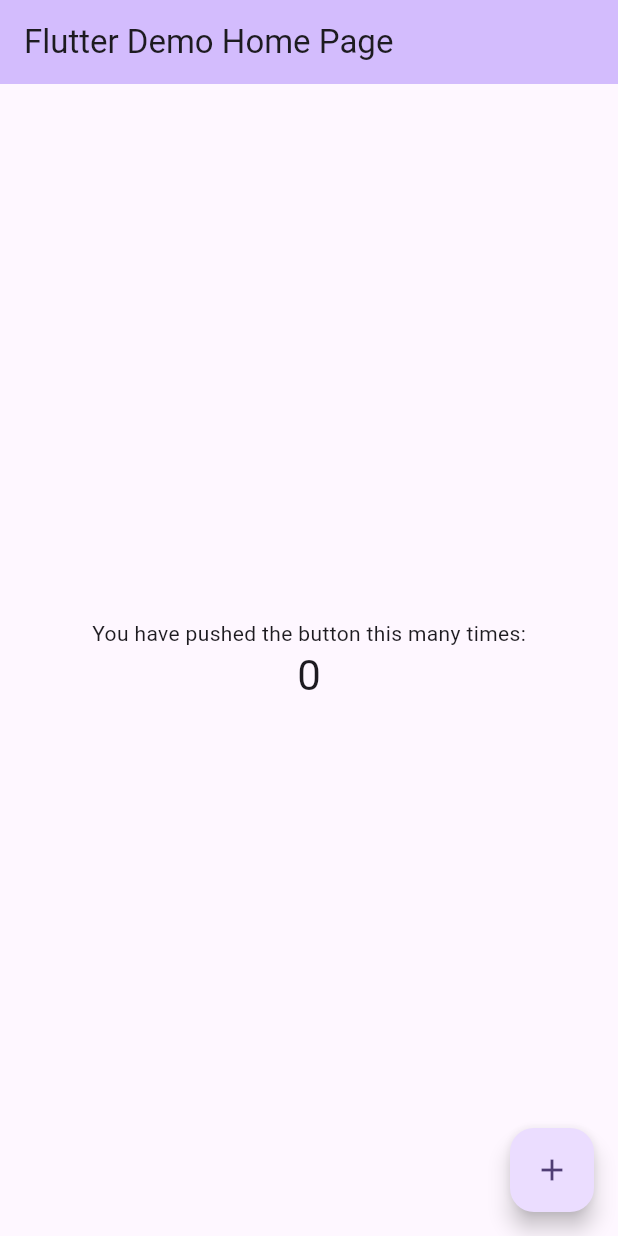
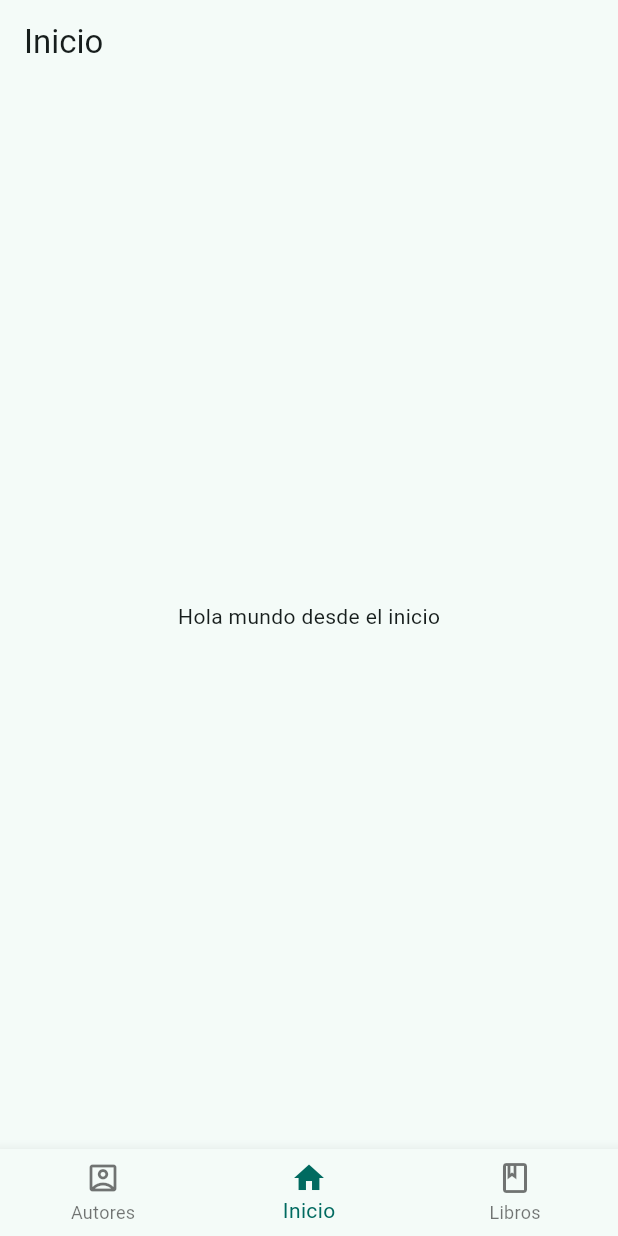
Before and after one commit to Ever-VC/biblioteca-flutter, a Flutter app: the screen it shows after launch, on a phone screen of 412 x 824 dp. Run offline on Flutter 3.47's test engine with Material 3 defaults, Android fonts, the phone set to English and light mode, and no system bars.

Commit message:
ui: vistas y navegación principal

```diff
--- a/lib/main.dart
+++ b/lib/main.dart
@@ -1,122 +1,6 @@
 import 'package:flutter/material.dart';
+import 'package:myapp/presentation/screens/content.dart';
 
 void main() {
-  runApp(const MyApp());
+  runApp(const ContentBox());
 }
-
-class MyApp extends StatelessWidget {
-  const MyApp({super.key});
-
-  // This widget is the root of your application.
-  @override
-  Widget build(BuildContext context) {
-    return MaterialApp(
-      title: 'Flutter Demo',
-      theme: ThemeData(
-        // This is the theme of your application.
-        //
-        // TRY THIS: Try running your application with "flutter run". You'll see
-        // the application has a purple toolbar. Then, without quitting the app,
-        // try changing the seedColor in the colorScheme below to Colors.green
-        // and then invoke "hot reload" (save your changes or press the "hot
-        // reload" button in a Flutter-supported IDE, or press "r" if you used
-        // the command line to start the app).
-        //
-        // Notice that the counter didn't reset back to zero; the application
-        // state is not lost during the reload. To reset the state, use hot
-        // restart instead.
-        //
-        // This works for code too, not just values: Most code changes can be
-        // tested with just a hot reload.
-        colorScheme: ColorScheme.fromSeed(seedColor: Colors.deepPurple),
-      ),
-      home: const MyHomePage(title: 'Flutter Demo Home Page'),
-    );
-  }
-}
-
-class MyHomePage extends StatefulWidget {
-  const MyHomePage({super.key, required this.title});
-
-  // This widget is the home page of your application. It is stateful, meaning
-  // that it has a State object (defined below) that contains fields that affect
-  // how it looks.
-
-  // This class is the configuration for the state. It holds the values (in this
-  // case the title) provided by the parent (in this case the App widget) and
-  // used by the build method of the State. Fields in a Widget subclass are
-  // always marked "final".
-
-  final String title;
-
-  @override
-  State<MyHomePage> createState() => _MyHomePageState();
-}
-
-class _MyHomePageState extends State<MyHomePage> {
-  int _counter = 0;
-
-  void _incrementCounter() {
-    setState(() {
-      // This call to setState tells the Flutter framework that something has
-      // changed in this State, which causes it to rerun the build method below
-      // so that the display can reflect the updated values. If we changed
-      // _counter without calling setState(), then the build method would not be
-      // called again, and so nothing would appear to happen.
-      _counter++;
-    });
-  }
-
-  @override
-  Widget build(BuildContext context) {
-    // This method is rerun every time setState is called, for instance as done
-    // by the _incrementCounter method above.
-    //
-    // The Flutter framework has been optimized to make rerunning build methods
-    // fast, so that you can just rebuild anything that needs updating rather
-    // than having to individually change instances of widgets.
-    return Scaffold(
-      appBar: AppBar(
-        // TRY THIS: Try changing the color here to a specific color (to
-        // Colors.amber, perhaps?) and trigger a hot reload to see the AppBar
-        // change color while the other colors stay the same.
-        backgroundColor: Theme.of(context).colorScheme.inversePrimary,
-        // Here we take the value from the MyHomePage object that was created by
-        // the App.build method, and use it to set our appbar title.
-        title: Text(widget.title),
-      ),
-      body: Center(
-        // Center is a layout widget. It takes a single child and positions it
-        // in the middle of the parent.
-        child: Column(
-          // Column is also a layout widget. It takes a list of children and
-          // arranges them vertically. By default, it sizes itself to fit its
-          // children horizontally, and tries to be as tall as its parent.
-          //
-          // Column has various properties to control how it sizes itself and
-          // how it positions its children. Here we use mainAxisAlignment to
-          // center the children vertically; the main axis here is the vertical
-          // axis because Columns are vertical (the cross axis would be
-          // horizontal).
-          //
-          // TRY THIS: Invoke "debug painting" (choose the "Toggle Debug Paint"
-          // action in the IDE, or press "p" in the console), to see the
-          // wireframe for each widget.
-          mainAxisAlignment: MainAxisAlignment.center,
-          children: <Widget>[
-            const Text('You have pushed the button this many times:'),
-            Text(
-              '$_counter',
-              style: Theme.of(context).textTheme.headlineMedium,
-            ),
-          ],
-        ),
-      ),
-      floatingActionButton: FloatingActionButton(
-        onPressed: _incrementCounter,
-        tooltip: 'Increment',
-        child: const Icon(Icons.add),
-      ), // This trailing comma makes auto-formatting nicer for build methods.
-    );
-  }
-}
--- /dev/null
+++ b/lib/presentation/screens/content.dart
@@ -0,0 +1,15 @@
+import 'package:flutter/material.dart';
+import 'package:myapp/presentation/widgets/main_navigator.dart';
+
+class ContentBox extends StatelessWidget {
+  const ContentBox({super.key});
+
+  @override
+  Widget build(BuildContext context) {
+    return MaterialApp(
+      theme: ThemeData(colorSchemeSeed: Colors.teal),
+      debugShowCheckedModeBanner: false,
+      home: NavigationMain(),
+    );
+  }
+}
--- /dev/null
+++ b/lib/presentation/screens/home.dart
@@ -0,0 +1,20 @@
+import 'package:flutter/material.dart';
+
+class HomeScreen extends StatefulWidget {
+  const HomeScreen({super.key});
+
+  @override
+  State<HomeScreen> createState() => _HomeScreenState();
+}
+
+class _HomeScreenState extends State<HomeScreen> {
+  @override
+  Widget build(BuildContext context) {
+    return Scaffold(
+      appBar: AppBar(
+        title: Text("Inicio"),
+      ),
+      body: Center(child: Text("Hola mundo desde el inicio"),),
+    );
+  }
+}
--- /dev/null
+++ b/lib/presentation/widgets/main_navigator.dart
@@ -0,0 +1,51 @@
+import 'package:flutter/material.dart';
+import 'package:myapp/presentation/screens/authors/authors.dart';
+import 'package:myapp/presentation/screens/books/books.dart';
+import 'package:myapp/presentation/screens/home.dart';
+
+class NavigationMain extends StatefulWidget {
+  const NavigationMain({super.key});
+
+  @override
+  State<NavigationMain> createState() => NavigationMainState();
+}
+
+class NavigationMainState extends State<NavigationMain> {
+  final lstScreens = [AuthorsScreen(), HomeScreen(), BooksScreen()];
+  int selScreenIndex = 1;
+
+  @override
+  Widget build(BuildContext context) {
+    return Scaffold(
+      body: IndexedStack(
+        index: selScreenIndex,
+        children: lstScreens,
+      ),
+      bottomNavigationBar: BottomNavigationBar(
+        currentIndex: selScreenIndex,
+        onTap: (value) {
+          setState(() {
+            selScreenIndex = value;
+          });
+        },
+        items: [
+          BottomNavigationBarItem(
+            label: 'Autores',
+            icon: Icon(Icons.account_box_outlined),
+            activeIcon: Icon(Icons.account_box)
+          ),
+          BottomNavigationBarItem(
+            label: 'Inicio',
+            icon: Icon(Icons.home_outlined),
+            activeIcon: Icon(Icons.home)
+          ),
+          BottomNavigationBarItem(
+            label: 'Libros',
+            icon: Icon(Icons.book_outlined),
+            activeIcon: Icon(Icons.book)
+          )
+        ]
+      ),
+    );
+  }
+}
```
Also changed, not shown: lib/presentation/screens/authors/authors.dart (added, +30 -0 lines), lib/presentation/screens/authors/authors_form.dart (added, +20 -0 lines), lib/presentation/screens/books/books.dart (added, +30 -0 lines), lib/presentation/screens/books/books_form.dart (added, +20 -0 lines).
